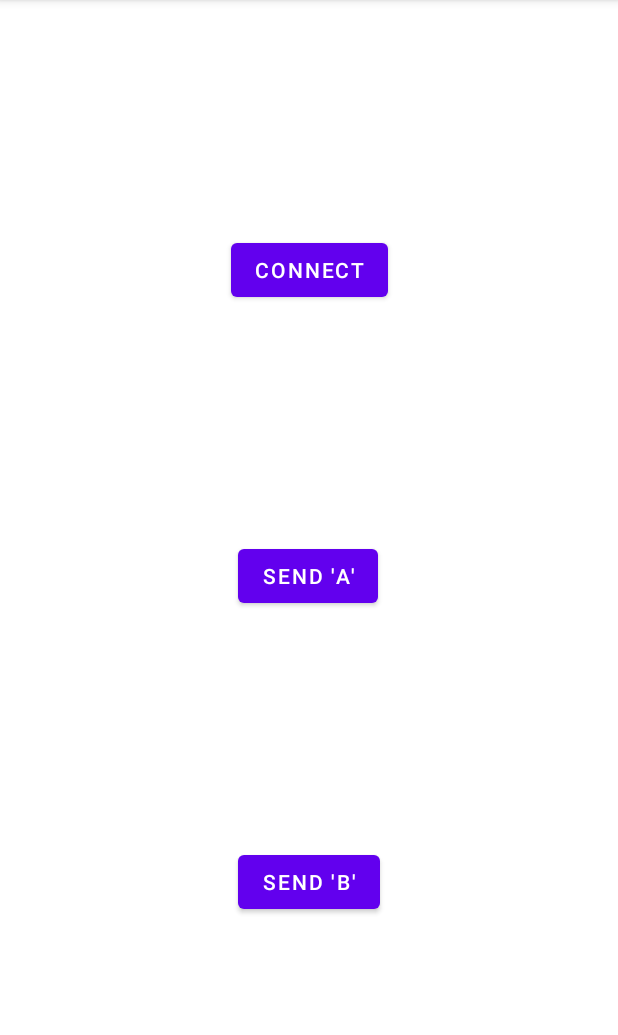
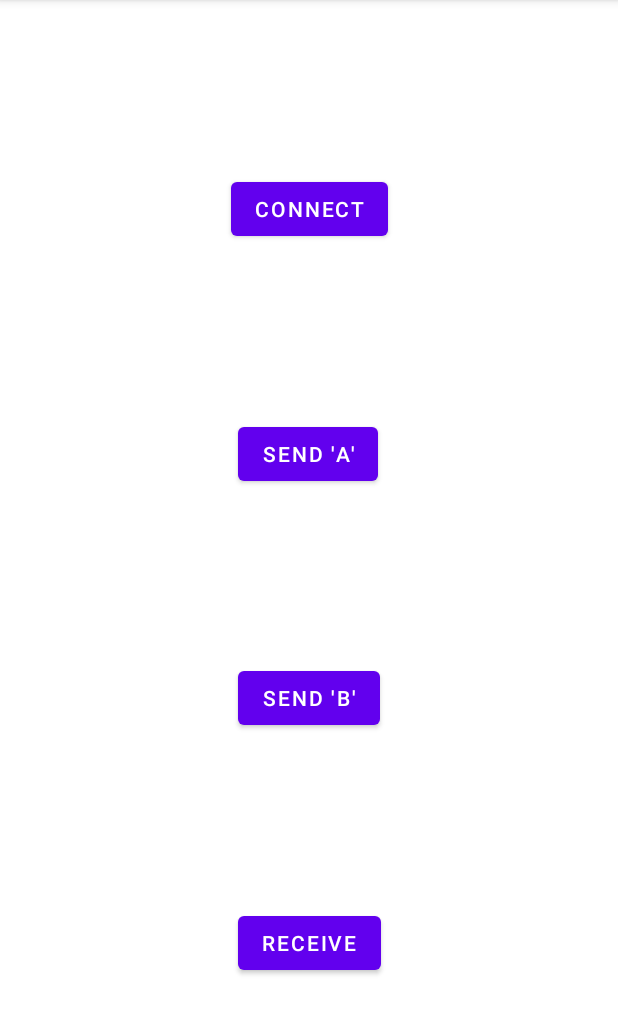
Before and after one commit to heriique/Bluetooth_Serial, an Android app: the screen it shows after launch (MainActivity), after a tap on "CONNECT", on a phone screen of 412 x 824 dp, the part 84-1119 px from its top. Run offline under Robolectric (Android 15) with nearby library versions, the phone set to English and light mode, and no system bars; 1 statement that could not run was skipped.

Commit message:
Working 2-way communication

```diff
--- a/app/src/main/java/com/example/bluetooth_test/MainActivity.kt
+++ b/app/src/main/java/com/example/bluetooth_test/MainActivity.kt
@@ -18,12 +18,18 @@ import androidx.core.app.ActivityCompat
 import java.io.IOException
 import java.util.*
 
+// Permission code from:
+// https://stackoverflow.com/questions/67722950/android-12-new-bluetooth-permissions
+
 class MainActivity : AppCompatActivity() {
 
     private lateinit var bluetoothAdapter: BluetoothAdapter
     private lateinit var btSocket: BluetoothSocket
     // Serial port UUID
-    private val myUUID: UUID = UUID.fromString("00001101-0000-1000-8000-00805f9b34fb")
+    // https://stackoverflow.com/questions/4632524/how-to-find-the-uuid-of-serial-port-bluetooth-device
+    private val _myUUID: UUID = UUID.fromString("00001101-0000-1000-8000-00805f9b34fb")
+    private val _maxMessageLength = 50
+    private val _tag = MainActivity::class.qualifiedName
 
 
     override fun onCreate(savedInstanceState: Bundle?) {
@@ -51,6 +57,12 @@ class MainActivity : AppCompatActivity() {
         sendBButton.setOnClickListener {
             writeData("b")
         }
+
+        val receiveButton: Button = findViewById(R.id.btnReceive)
+        receiveButton.setOnClickListener {
+            val s = readData()
+            Toast.makeText(applicationContext, "Received text: $s", Toast.LENGTH_LONG).show()
+        }
     }
 
     private fun requestBTPermissions() {
@@ -67,6 +79,7 @@ class MainActivity : AppCompatActivity() {
 
     }
 
+    // ActivityResultLauncher for requesting BT permissions with API < 33
     private var requestBluetooth = registerForActivityResult(ActivityResultContracts.StartActivityForResult()) { result ->
         if (result.resultCode == RESULT_OK) {
             //granted
@@ -78,16 +91,15 @@ class MainActivity : AppCompatActivity() {
     private val requestMultiplePermissions =
         registerForActivityResult(ActivityResultContracts.RequestMultiplePermissions()) { permissions ->
             permissions.entries.forEach {
-                Log.d("test006", "${it.key} = ${it.value}")
+                Log.d(_tag, "${it.key} = ${it.value}")
             }
         }
 
     private fun connect() {
-
-        //val device = bluetoothAdapter.getRemoteDevice("98:D3:32:71:17:DE")
+        // Address discovered with 3rd party Bluetooth Scanner app
         val device = bluetoothAdapter.getRemoteDevice("98:DA:50:01:33:48")
-        Log.d("", "Conneeeecting to ... $device")
-        Toast.makeText(applicationContext, "Connecting...", Toast.LENGTH_LONG).show()
+        Log.d(_tag, "Connecting to ... $device")
+        Toast.makeText(applicationContext, "Connecting...", Toast.LENGTH_SHORT).show()
         if (ActivityCompat.checkSelfPermission(
                 this,
                 Manifest.permission.BLUETOOTH_CONNECT
@@ -106,25 +118,23 @@ class MainActivity : AppCompatActivity() {
         Toast.makeText(applicationContext, "Connecting to ... ${device.name} mac: ${device.uuids[0]} address: ${device.address}", Toast.LENGTH_LONG).show()
         bluetoothAdapter.cancelDiscovery()
         try {
-            btSocket = device.createRfcommSocketToServiceRecord(myUUID)
+            btSocket = device.createRfcommSocketToServiceRecord(_myUUID)
             /* Here is the part the connection is made, by asking the device to create a RfcommSocket (Unsecure socket I guess), It map a port for us or something like that */
             btSocket.connect()
-            Log.d("", "Connection made.")
+            Log.d(_tag, "Connection made.")
             Toast.makeText(applicationContext, "Connection made.", Toast.LENGTH_SHORT).show()
         } catch (e: IOException) {
             try {
                 btSocket.close()
             } catch (e2: IOException) {
-                Log.d("", "Unable to end the connection")
-                Toast.makeText(applicationContext, "Unable to end the connection", Toast.LENGTH_SHORT).show()
+                Log.d(_tag, "Unable to end the connection.")
+                Toast.makeText(applicationContext, "Unable to end the connection.", Toast.LENGTH_SHORT).show()
             }
 
-            Log.d("", "Socket creation failed")
-            Toast.makeText(applicationContext, "Socket creation failed", Toast.LENGTH_SHORT).show()
+            Log.d(_tag, "Socket creation failed.")
+            Toast.makeText(applicationContext, "Socket creation failed.", Toast.LENGTH_SHORT).show()
         }
 
-        //beginListenForData()
-        /* this is a method used to read what the Arduino says for example when you write Serial.print("Hello world.") in your Arduino code */
     }
 
     private fun writeData(data: String) {
@@ -132,20 +142,38 @@ class MainActivity : AppCompatActivity() {
         try {
             outStream = btSocket.outputStream
         } catch (e: IOException) {
-            //Log.d(FragmentActivity.TAG, "Bug BEFORE Sending stuff", e)
+            Log.d(_tag, "Error before sending stuff", e)
         }
         val msgBuffer = data.toByteArray()
 
         try {
             outStream.write(msgBuffer)
         } catch (e: IOException) {
-            //Log.d(FragmentActivity.TAG, "Bug while sending stuff", e)
+            Log.d(_tag, "Error while sending stuff", e)
+        }
+    }
+
+    private fun readData(): String {
+
+        var inStream = btSocket.inputStream
+        try {
+            inStream = btSocket.inputStream
+        } catch (e: IOException) {
+            Log.d(_tag, "Error before receiving stuff", e)
+        }
+
+        var s = ""
+
+        try {
+            while (inStream.available() > 0) {
+                // https://developer.android.com/reference/java/io/InputStream#read()
+                s += inStream.read().toChar()
+            }
+        } catch (e: IOException) {
+            Log.d(_tag, "Error while receiving stuff", e)
+        } finally {
+                Log.i(_tag, "INFO: Read string: $s")
+                return s
         }
     }
 }
-
-class Dice(private val numSides: Int) {
-    fun roll(): Int {
-        return (1..numSides).random()
-    }
-}
--- a/app/src/main/res/layout/activity_main.xml
+++ b/app/src/main/res/layout/activity_main.xml
@@ -32,9 +32,19 @@
         android:layout_width="wrap_content"
         android:layout_height="wrap_content"
         android:text="@string/send_b"
-        app:layout_constraintBottom_toBottomOf="parent"
+        app:layout_constraintBottom_toTopOf="@+id/btnReceive"
         app:layout_constraintEnd_toEndOf="parent"
         app:layout_constraintStart_toStartOf="parent"
         app:layout_constraintTop_toBottomOf="@+id/btnSendA" />
 
+    <Button
+        android:id="@+id/btnReceive"
+        android:layout_width="wrap_content"
+        android:layout_height="wrap_content"
+        android:text="Receive"
+        app:layout_constraintBottom_toBottomOf="parent"
+        app:layout_constraintEnd_toEndOf="parent"
+        app:layout_constraintStart_toStartOf="parent"
+        app:layout_constraintTop_toBottomOf="@+id/btnSendB" />
+
 </androidx.constraintlayout.widget.ConstraintLayout>
```
